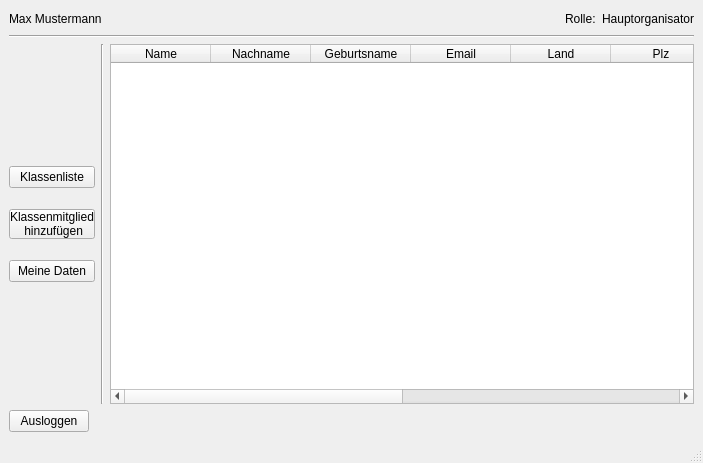
Above: showklassenlisteview.ui from Leon0932/se_projekt before the change. Below: the same form after it.
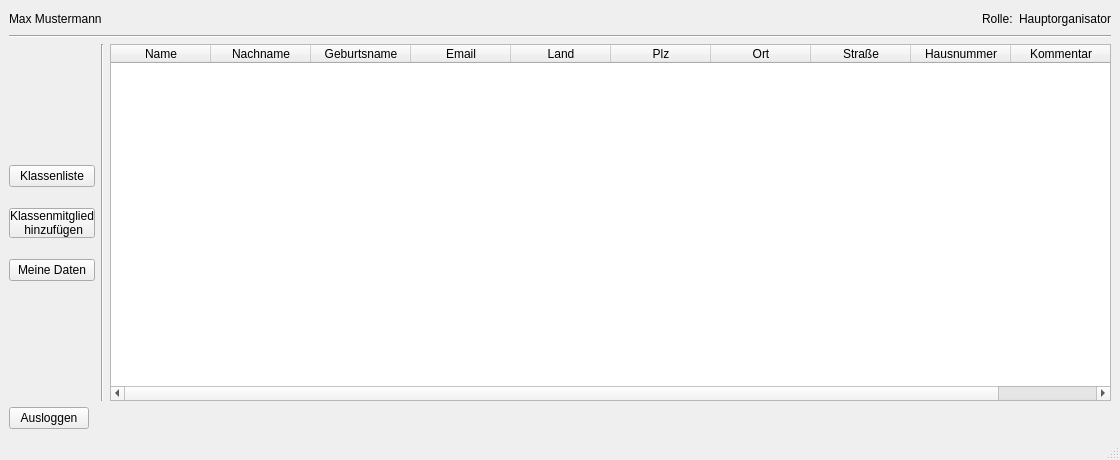
That is the form after the change.

```diff
--- a/showklassenlisteview.ui
+++ b/showklassenlisteview.ui
@@ -6,8 +6,8 @@
    <rect>
     <x>0</x>
     <y>0</y>
-    <width>703</width>
-    <height>463</height>
+    <width>1120</width>
+    <height>460</height>
    </rect>
   </property>
   <property name="windowTitle">
```
Left out of the diff: 2 changed lines with no effect on the pictures.
